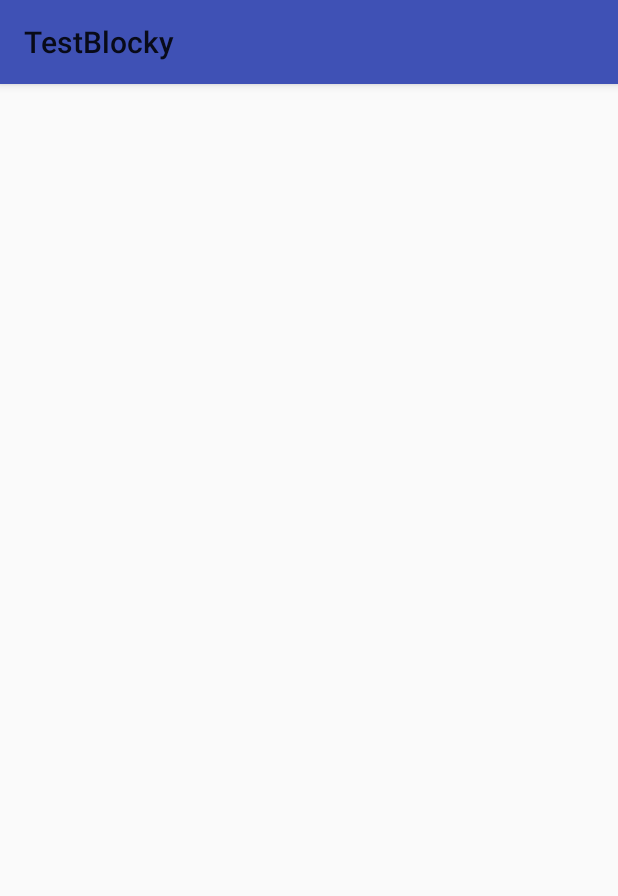
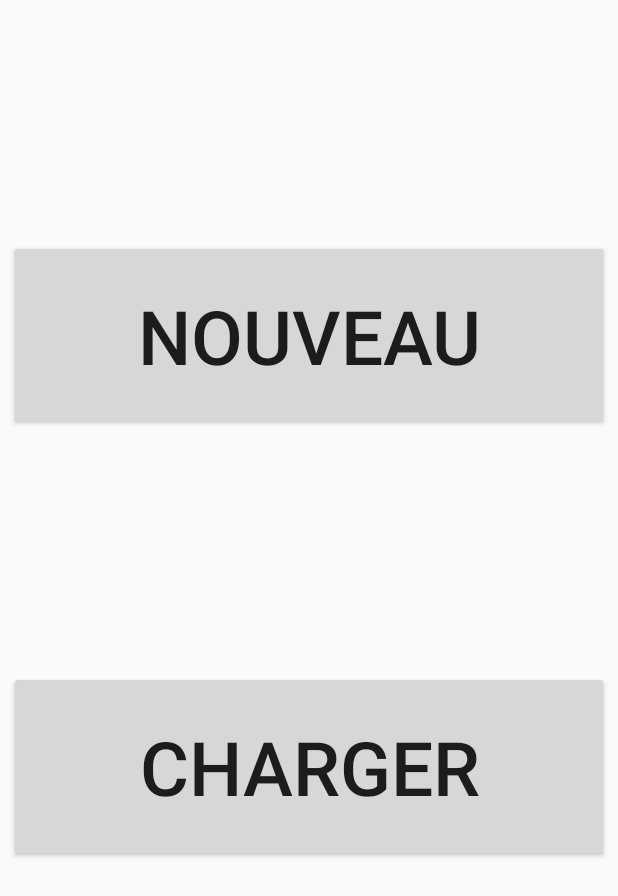
Before and after one commit to RiverWilliams/TER-GoodLua, an Android app: the screen it shows after launch (MyBlockyActivity before the commit, FirstActivity after it), on a phone screen of 412 x 824 dp. Shown: the top 896 px of the screen. Run offline under Robolectric (Android 15) with nearby library versions, the light colour scheme and no system bars.

Commit message:
ajout des Activities et layout pour toutes les pages

```diff
--- /dev/null
+++ b/TestBlocky/app/src/main/java/ter/com/testblocky/FirstActivity.java
@@ -0,0 +1,29 @@
+package ter.com.testblocky;
+
+import android.app.Activity;
+import android.content.Intent;
+import android.os.Bundle;
+import android.view.View;
+import android.widget.Button;
+
+/**
+ * Created by Julie on 11/03/2018.
+ */
+public class FirstActivity extends Activity {
+
+    @Override
+    public void onCreate(Bundle savedInstanceState) {
+        super.onCreate(savedInstanceState);
+        setContentView(R.layout.first_activity);
+
+        final Button newButton = (Button) findViewById(R.id.nouveau);
+        newButton.setOnClickListener(new View.OnClickListener() {
+
+            @Override
+            public void onClick(View v) {
+                Intent intent = new Intent(FirstActivity.this, NewProgActivity.class);
+                startActivity(intent);
+            }
+        });
+    }
+}
--- /dev/null
+++ b/TestBlocky/app/src/main/res/layout/first_activity.xml
@@ -0,0 +1,32 @@
+<?xml version="1.0" encoding="utf-8"?>
+<LinearLayout xmlns:android="http://schemas.android.com/apk/res/android"
+    android:layout_width="match_parent"
+    android:layout_height="match_parent"
+    android:orientation="vertical">
+
+    <Button
+        android:id="@+id/nouveau"
+        android:layout_width="wrap_content"
+        android:layout_height="wrap_content"
+        android:layout_gravity="center"
+        android:text="Nouveau"
+        android:paddingTop="@dimen/layout_padding_top"
+        android:paddingBottom="@dimen/layout_padding_bottom"
+        android:textSize="@dimen/big_text_size"
+        android:layout_marginTop="@dimen/layout_margin_top"
+        android:minWidth="@dimen/layout_width"/>
+
+    <Button
+        android:id="@+id/charger"
+        android:layout_width="wrap_content"
+        android:layout_height="wrap_content"
+        android:layout_gravity="center"
+        android:text="Charger"
+        android:paddingTop="@dimen/layout_padding_top"
+        android:paddingBottom="@dimen/layout_padding_bottom"
+        android:textSize="@dimen/big_text_size"
+        android:layout_marginTop="@dimen/layout_margin_top"
+        android:minWidth="@dimen/layout_width"/>
+
+
+</LinearLayout>
--- /dev/null
+++ b/TestBlocky/app/src/main/res/layout/load_prog_activity.xml
@@ -0,0 +1,6 @@
+<?xml version="1.0" encoding="utf-8"?>
+<LinearLayout xmlns:android="http://schemas.android.com/apk/res/android"
+    android:orientation="vertical" android:layout_width="match_parent"
+    android:layout_height="match_parent">
+
+</LinearLayout>
--- a/TestBlocky/app/src/main/res/values/colors.xml
+++ b/TestBlocky/app/src/main/res/values/colors.xml
@@ -3,4 +3,5 @@
     <color name="colorPrimary">#3F51B5</color>
     <color name="colorPrimaryDark">#303F9F</color>
     <color name="colorAccent">#FF4081</color>
+    <color name="dark">#000000</color>
 </resources>
--- /dev/null
+++ b/TestBlocky/app/src/main/res/values/dimens.xml
@@ -0,0 +1,17 @@
+<?xml version="1.0" encoding="utf-8"?>
+<resources>
+    <dimen name="layout_padding_top">30dp</dimen>
+    <dimen name="layout_padding_bottom">30dp</dimen>
+    <dimen name="big_text_size">50sp</dimen>
+    <dimen name="layout_margin_top">160dp</dimen>
+    <dimen name="layout_width">400dp</dimen>
+    <dimen name="padding_small">8dp</dimen>
+    <dimen name="padding_medium">8dp</dimen>
+    <dimen name="padding_large">16dp</dimen>
+    <dimen name="normal_text_size">15sp</dimen>
+    <dimen name="medium_text_size">35sp</dimen>
+    <dimen name="normal_padding">20dp</dimen>
+    <dimen name="large_padding">100dp</dimen>
+    <dimen name="extra_padding">500dp</dimen>
+    <dimen name="small_padding">10dp</dimen>
+</resources>
--- a/TestBlocky/app/src/main/res/values/strings.xml
+++ b/TestBlocky/app/src/main/res/values/strings.xml
@@ -1,3 +1,5 @@
 <resources>
     <string name="app_name">TestBlocky</string>
+    <string name="title_activity_login_display">TestBlocky2</string>
+    <string name="name">Nom du programme :</string>
 </resources>
```
Also changed, not shown: TestBlocky/app/src/main/AndroidManifest.xml (+8 -1 lines), TestBlocky/app/src/main/java/ter/com/testblocky/LoadProgActivity.java (added, +7 -0 lines), TestBlocky/app/src/main/java/ter/com/testblocky/NewProgActivity.java (added, +30 -0 lines), TestBlocky/app/src/main/java/ter/com/testblocky/ProgramLoadedActivity.java (added, +30 -0 lines), TestBlocky/app/src/main/res/layout/new_prog_activity.xml (added, +37 -0 lines), TestBlocky/app/src/main/res/layout/program_loaded_activity.xml (added, +32 -0 lines).
